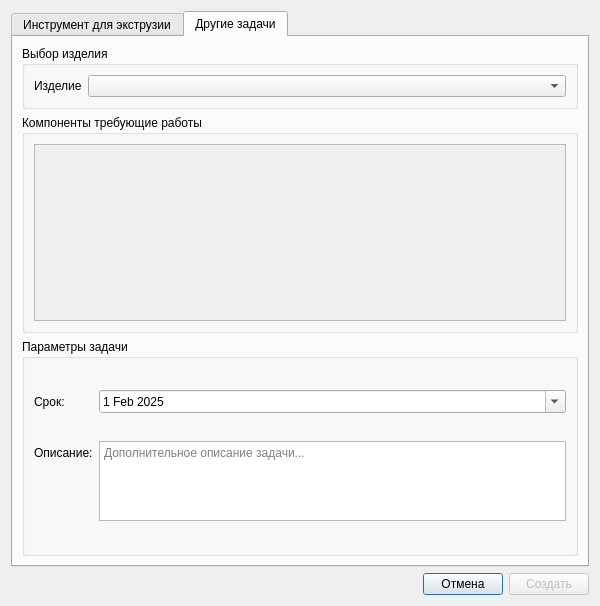
formemu/aditim-monitor, file src/client/ui/dialog_create_task.ui: the form before one commit.
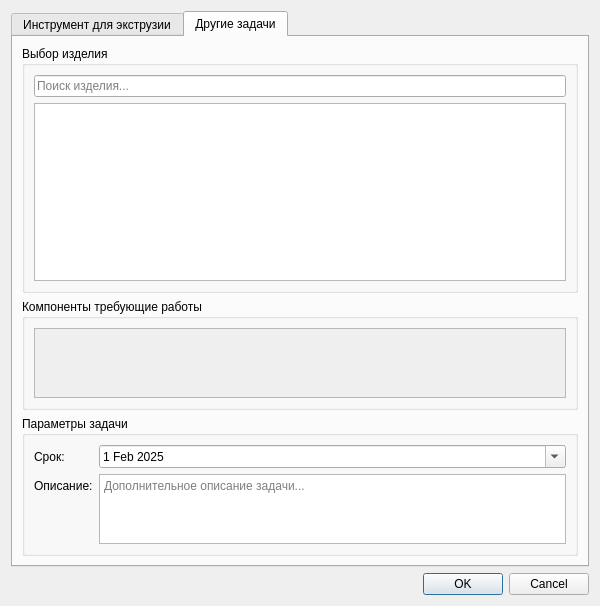
The form after the commit. The open tabs and pages were chosen to show the change.

Commit message: Refactor API and UI components for task and profile tool management

What changed in the file:
```diff
--- a/src/client/ui/dialog_create_task.ui
+++ b/src/client/ui/dialog_create_task.ui
@@ -154,21 +154,17 @@
          <property name="title">
           <string>Выбор изделия</string>
          </property>
-         <layout class="QFormLayout" name="formLayout_instrument_2">
-          <item row="0" column="0">
-           <widget class="QLabel" name="label_product">
-            <property name="text">
-             <string>Изделие</string>
-            </property>
-           </widget>
-          </item>
-          <item row="0" column="1">
-           <widget class="QComboBox" name="comboBox_product">
+         <layout class="QVBoxLayout" name="verticalLayout_6">
+          <item>
+           <widget class="QLineEdit" name="lineEdit_product_search">
             <property name="placeholderText">
-             <string>Выберите изделие...</string>
+             <string>Поиск изделия...</string>
             </property>
            </widget>
           </item>
+          <item>
+           <widget class="QListWidget" name="listWidget_product_results"/>
+          </item>
          </layout>
         </widget>
        </item>
@@ -189,7 +185,7 @@
                <x>0</x>
                <y>0</y>
                <width>536</width>
-               <height>181</height>
+               <height>59</height>
               </rect>
              </property>
              <layout class="QVBoxLayout" name="verticalLayout_checkboxes_2"/>
@@ -254,38 +250,14 @@
     </widget>
    </item>
    <item>
-    <layout class="QHBoxLayout" name="horizontalLayout_buttons">
-     <item>
-      <spacer name="horizontalSpacer">
-       <property name="orientation">
-        <enum>Qt::Orientation::Horizontal</enum>
-       </property>
-       <property name="sizeHint" stdset="0">
-        <size>
-         <width>40</width>
-         <height>20</height>
-        </size>
-       </property>
-      </spacer>
-     </item>
-     <item>
-      <widget class="QPushButton" name="pushButton_cancel">
-       <property name="text">
-        <string>Отмена</string>
-       </property>
-      </widget>
-     </item>
-     <item>
-      <widget class="QPushButton" name="pushButton_create">
-       <property name="enabled">
-        <bool>false</bool>
-       </property>
-       <property name="text">
-        <string>Создать</string>
-       </property>
-      </widget>
-     </item>
-    </layout>
+    <widget class="QDialogButtonBox" name="buttonBox">
+     <property name="orientation">
+      <enum>Qt::Orientation::Horizontal</enum>
+     </property>
+     <property name="standardButtons">
+      <set>QDialogButtonBox::StandardButton::Cancel|QDialogButtonBox::StandardButton::Ok</set>
+     </property>
+    </widget>
    </item>
   </layout>
  </widget>
```
Left out of the diff: 14 changed lines with no effect on the pictures. The commit also changes 19 other files.
